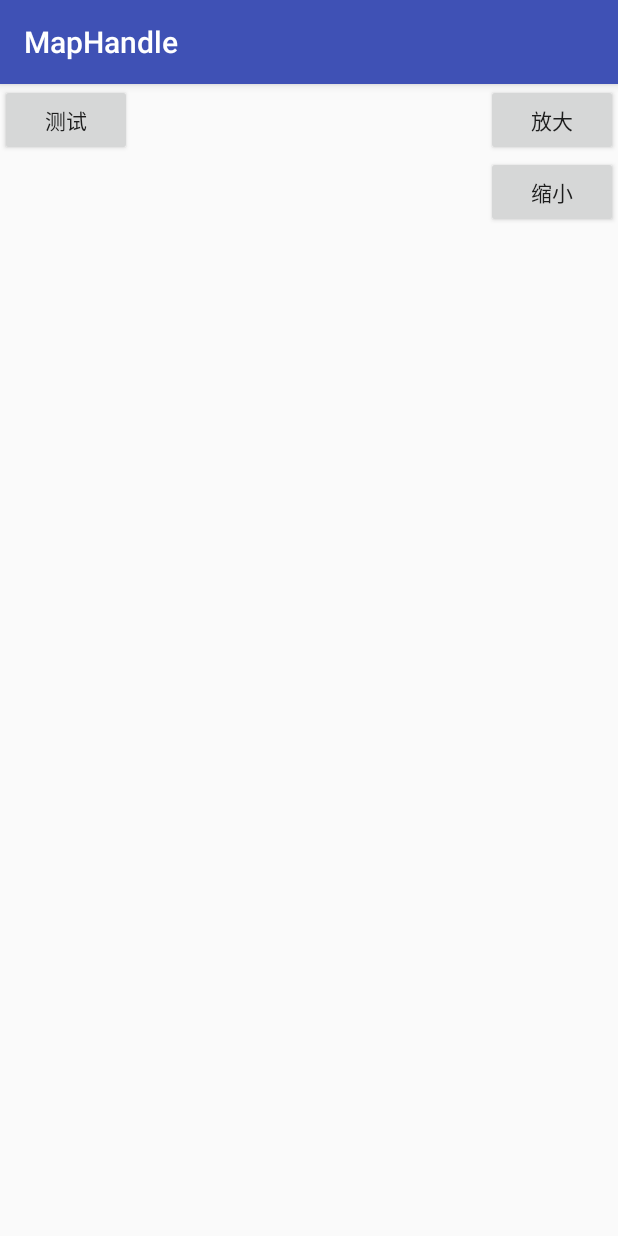
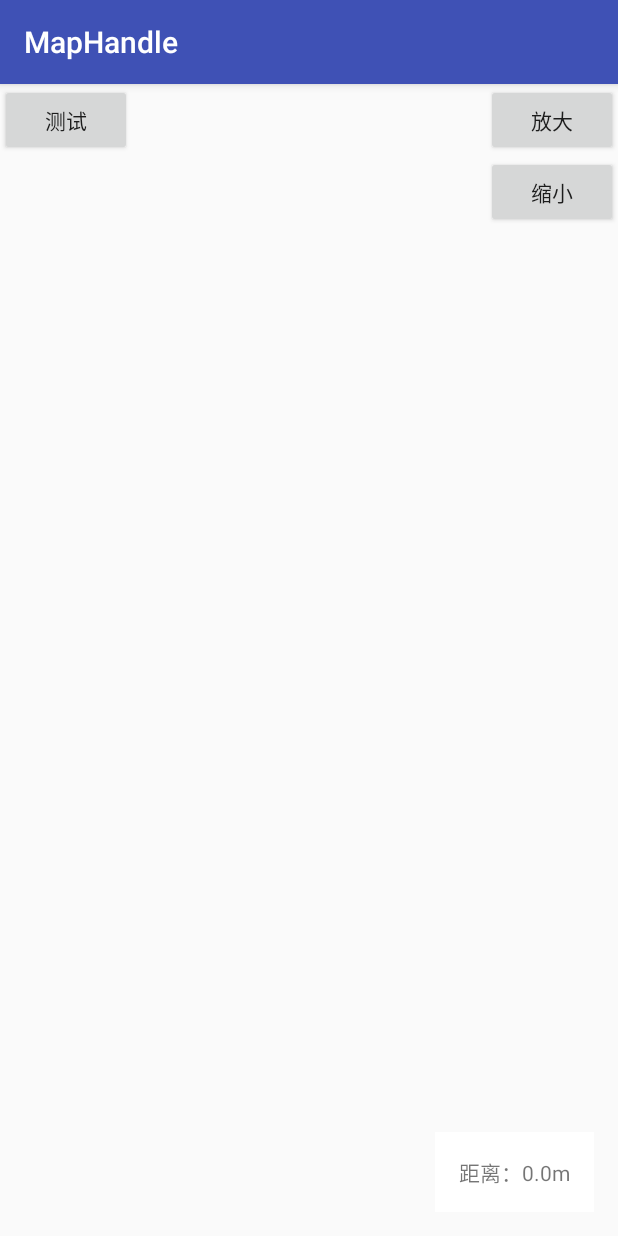
Before and after one commit to KaiLife/MapHandle, an Android app: the screen it shows after launch (MainActivity), after a tap on "测试", on a phone screen of 412 x 824 dp. Run offline under Robolectric (Android 15) with nearby library versions, the phone set to English and light mode, and no system bars; libraries missing offline, so code that uses them is left out: com.baidu.mapapi; 7 statements that could not run were skipped.

Commit message:
增加了获取两个坐标的距离的功能

```diff
--- a/app/src/main/java/com/geely/dilan/maphandle/MainActivity.java
+++ b/app/src/main/java/com/geely/dilan/maphandle/MainActivity.java
@@ -3,15 +3,18 @@ package com.geely.dilan.maphandle;
 import android.os.Bundle;
 import android.support.v7.app.AppCompatActivity;
 import android.view.View;
+import android.widget.TextView;
 
 import com.geely.dilan.maphandle.map.bean.LatLng;
 import com.geely.dilan.maphandle.map.common.MapHelper;
 import com.geely.dilan.maphandle.map.common.MapView;
+import com.geely.dilan.maphandle.map.utils.MapUtils;
 
 
 public class MainActivity extends AppCompatActivity implements View.OnClickListener, MapHelper.MapLocationListenner {
 
     private MapHelper mapHelper;
+    private TextView tv_content;
 
     @Override
     protected void onCreate(Bundle savedInstanceState) {
@@ -22,6 +25,7 @@ public class MainActivity extends AppCompatActivity implements View.OnClickListe
         mapHelper = new MapHelper(this, mMapView.getMap());
         mapHelper.onCreate(savedInstanceState, this);
 
+        tv_content = (TextView) findViewById(R.id.tv_content);
         findViewById(R.id.btn_test).setOnClickListener(this);
         findViewById(R.id.btn_zoomin).setOnClickListener(this);
         findViewById(R.id.btn_zoomout).setOnClickListener(this);
@@ -56,6 +60,8 @@ public class MainActivity extends AppCompatActivity implements View.OnClickListe
         switch (v.getId()) {
             case R.id.btn_test:
                 mapHelper.animateMap(new LatLng(39.983456, 116.3154950), 18);
+                tv_content.setText("距离：" + MapUtils.getDistance(new LatLng(39.926516, 116.389366),
+                        new LatLng(39.924870, 116.403270)) + "m");
                 break;
 
             case R.id.btn_zoomin:
--- /dev/null
+++ b/app/src/main/java/com/geely/dilan/maphandle/map/utils/MapUtils.java
@@ -0,0 +1,29 @@
+package com.geely.dilan.maphandle.map.utils;
+
+import com.geely.dilan.maphandle.map.bean.LatLng;
+
+/**
+ * Created by XinKai.Tong on 2017/3/9.
+ */
+
+public class MapUtils {
+
+    public static double getDistance(LatLng latLng1, LatLng latLng2) {
+        if (latLng1 == null || latLng2 == null) {
+            return 0;
+        }
+
+        //#if MAP_TYPE == 1
+        return com.baidu.mapapi.utils.DistanceUtil.getDistance(
+                new com.baidu.mapapi.model.LatLng(latLng1.getLatitude(), latLng1.getLongitude()),
+                new com.baidu.mapapi.model.LatLng(latLng2.getLatitude(), latLng2.getLongitude()));
+        //#endif
+
+        //#if MAP_TYPE == 0
+//@        return com.amap.api.maps.AMapUtils.calculateLineDistance(
+//@                new com.amap.api.maps.model.LatLng(latLng1.getLatitude(), latLng1.getLongitude()),
+//@                new com.amap.api.maps.model.LatLng(latLng2.getLatitude(), latLng2.getLongitude()));
+        //#endif
+    }
+
+}
--- a/app/src/main/res/layout/activity_main.xml
+++ b/app/src/main/res/layout/activity_main.xml
@@ -29,4 +29,15 @@
         android:layout_below="@+id/btn_zoomin"
         android:text="缩小" />
 
+    <TextView
+        android:id="@+id/tv_content"
+        android:layout_width="wrap_content"
+        android:layout_height="wrap_content"
+        android:background="#ffffff"
+        android:layout_margin="16dp"
+        android:padding="16dp"
+        android:layout_alignParentRight="true"
+        android:layout_alignParentBottom="true"
+        android:text="距离"/>
+
 </RelativeLayout>
```
Also changed, not shown: app/src/main/java/com/geely/dilan/maphandle/map/gaode/GaodeMapHelper.java (+12 -3 lines).
